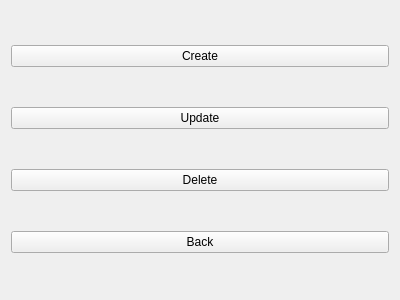
MehmetHY/MilitaryOutpostManagement-Qt5, file Views/manageteamsview.ui: the form before one commit.
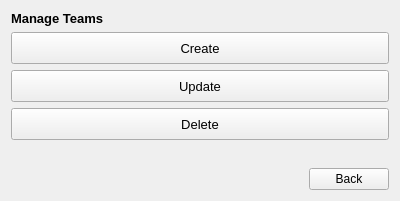
The form after the commit.

Commit message: rearranged manage teams ui

```diff
--- a/Views/manageteamsview.ui
+++ b/Views/manageteamsview.ui
@@ -7,7 +7,7 @@
     <x>0</x>
     <y>0</y>
     <width>400</width>
-    <height>300</height>
+    <height>201</height>
    </rect>
   </property>
   <property name="windowTitle">
@@ -15,32 +15,130 @@
   </property>
   <layout class="QGridLayout" name="gridLayout">
    <item row="0" column="0">
+    <widget class="QLabel" name="label_7">
+     <property name="sizePolicy">
+      <sizepolicy hsizetype="Preferred" vsizetype="Fixed">
+       <horstretch>0</horstretch>
+       <verstretch>0</verstretch>
+      </sizepolicy>
+     </property>
+     <property name="font">
+      <font>
+       <pointsize>10</pointsize>
+       <weight>75</weight>
+       <bold>true</bold>
+      </font>
+     </property>
+     <property name="text">
+      <string>Manage Teams</string>
+     </property>
+     <property name="alignment">
+      <set>Qt::AlignLeading|Qt::AlignLeft|Qt::AlignVCenter</set>
+     </property>
+    </widget>
+   </item>
+   <item row="1" column="0">
     <widget class="QPushButton" name="createButton">
+     <property name="minimumSize">
+      <size>
+       <width>0</width>
+       <height>32</height>
+      </size>
+     </property>
+     <property name="font">
+      <font>
+       <pointsize>10</pointsize>
+      </font>
+     </property>
+     <property name="cursor">
+      <cursorShape>PointingHandCursor</cursorShape>
+     </property>
      <property name="text">
       <string>Create</string>
      </property>
     </widget>
    </item>
-   <item row="1" column="0">
+   <item row="2" column="0">
     <widget class="QPushButton" name="updateButton">
+     <property name="minimumSize">
+      <size>
+       <width>0</width>
+       <height>32</height>
+      </size>
+     </property>
+     <property name="font">
+      <font>
+       <pointsize>10</pointsize>
+      </font>
+     </property>
+     <property name="cursor">
+      <cursorShape>PointingHandCursor</cursorShape>
+     </property>
      <property name="text">
       <string>Update</string>
      </property>
     </widget>
    </item>
-   <item row="2" column="0">
+   <item row="3" column="0">
     <widget class="QPushButton" name="deleteButton">
+     <property name="minimumSize">
+      <size>
+       <width>0</width>
+       <height>32</height>
+      </size>
+     </property>
+     <property name="font">
+      <font>
+       <pointsize>10</pointsize>
+      </font>
+     </property>
+     <property name="cursor">
+      <cursorShape>PointingHandCursor</cursorShape>
+     </property>
      <property name="text">
       <string>Delete</string>
      </property>
     </widget>
    </item>
-   <item row="3" column="0">
-    <widget class="QPushButton" name="backButton">
-     <property name="text">
-      <string>Back</string>
+   <item row="4" column="0">
+    <spacer name="verticalSpacer">
+     <property name="orientation">
+      <enum>Qt::Vertical</enum>
      </property>
-    </widget>
+     <property name="sizeHint" stdset="0">
+      <size>
+       <width>20</width>
+       <height>3</height>
+      </size>
+     </property>
+    </spacer>
+   </item>
+   <item row="5" column="0">
+    <layout class="QHBoxLayout" name="horizontalLayout">
+     <item>
+      <spacer name="horizontalSpacer">
+       <property name="orientation">
+        <enum>Qt::Horizontal</enum>
+       </property>
+       <property name="sizeHint" stdset="0">
+        <size>
+         <width>40</width>
+         <height>20</height>
+        </size>
+       </property>
+      </spacer>
+     </item>
+     <item>
+      <widget class="QPushButton" name="backButton">
+       <property name="cursor">
+        <cursorShape>PointingHandCursor</cursorShape>
+       </property>
+       <property name="text">
+        <string>Back</string>
+       </property>
+      </widget>
+     </item>
+    </layout>
    </item>
   </layout>
  </widget>
```
